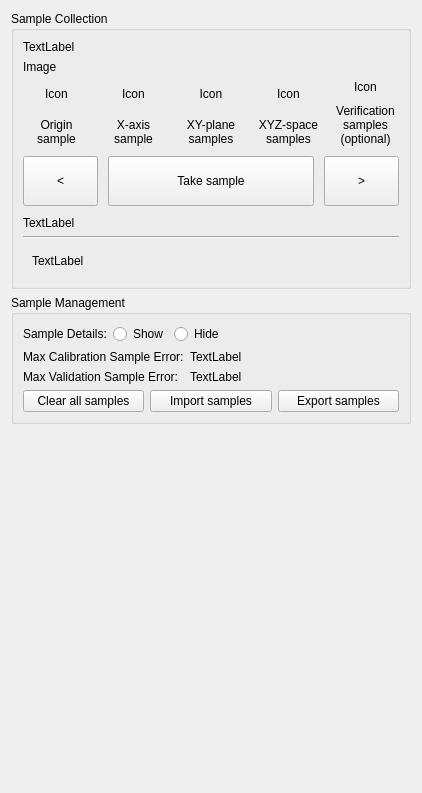
First picture: the form in src/cfclient/ui/widgets/geo_estimator.ui, repository bitcraze/crazyflie-clients-python, before the edit.
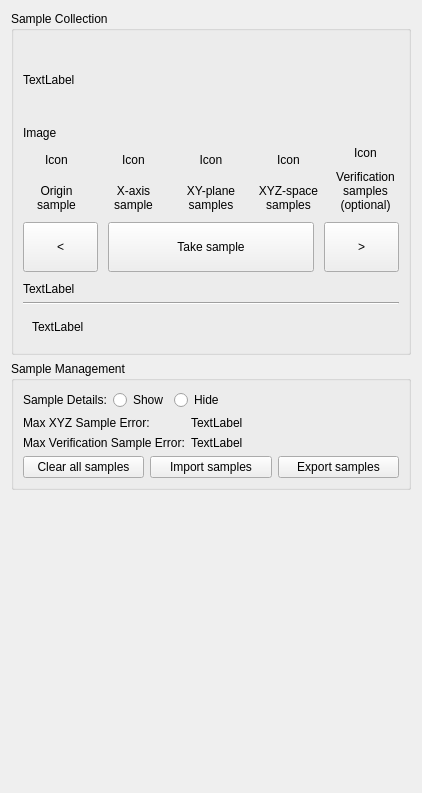
Second picture: the form after the edit.

Patch:
```diff
--- a/src/cfclient/ui/widgets/geo_estimator.ui
+++ b/src/cfclient/ui/widgets/geo_estimator.ui
@@ -53,6 +53,12 @@
                 <verstretch>0</verstretch>
                </sizepolicy>
               </property>
+              <property name="minimumSize">
+               <size>
+                <width>0</width>
+                <height>80</height>
+               </size>
+              </property>
               <property name="text">
                <string>TextLabel</string>
               </property>
@@ -375,7 +381,7 @@
                </sizepolicy>
               </property>
               <property name="text">
-               <string>Max Validation Sample Error:</string>
+               <string>Max Verification Sample Error:</string>
               </property>
              </widget>
             </item>
@@ -401,7 +407,7 @@
                </sizepolicy>
               </property>
               <property name="text">
-               <string>Max Calibration Sample Error:</string>
+               <string>Max XYZ Sample Error:</string>
               </property>
              </widget>
             </item>
```
